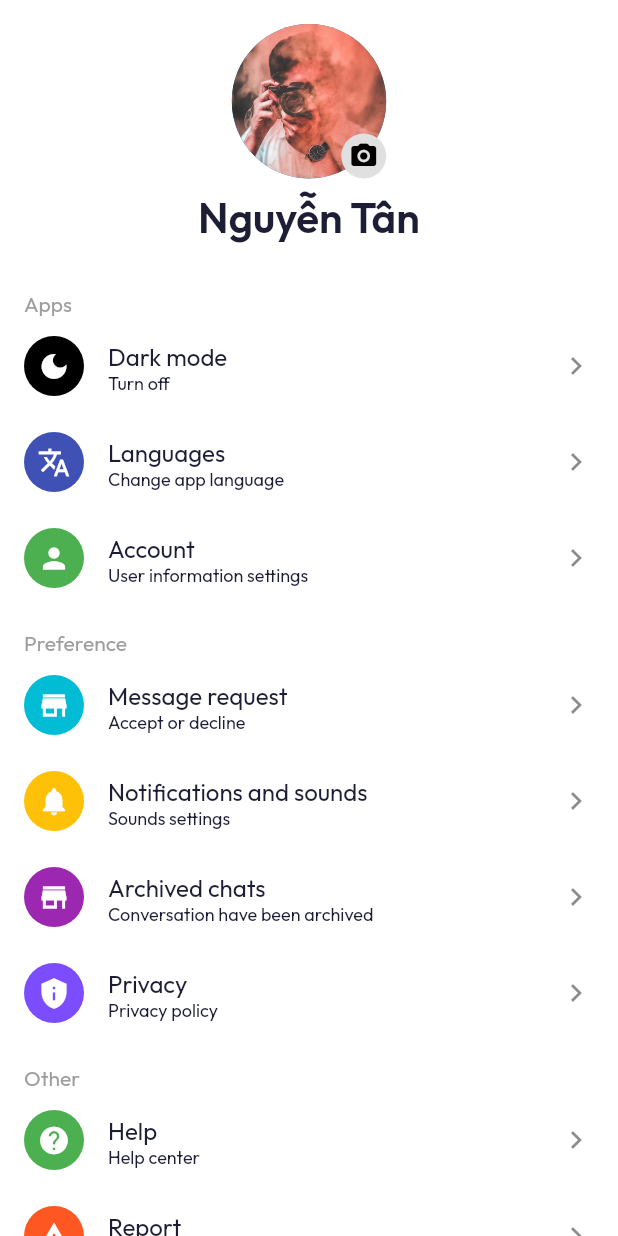
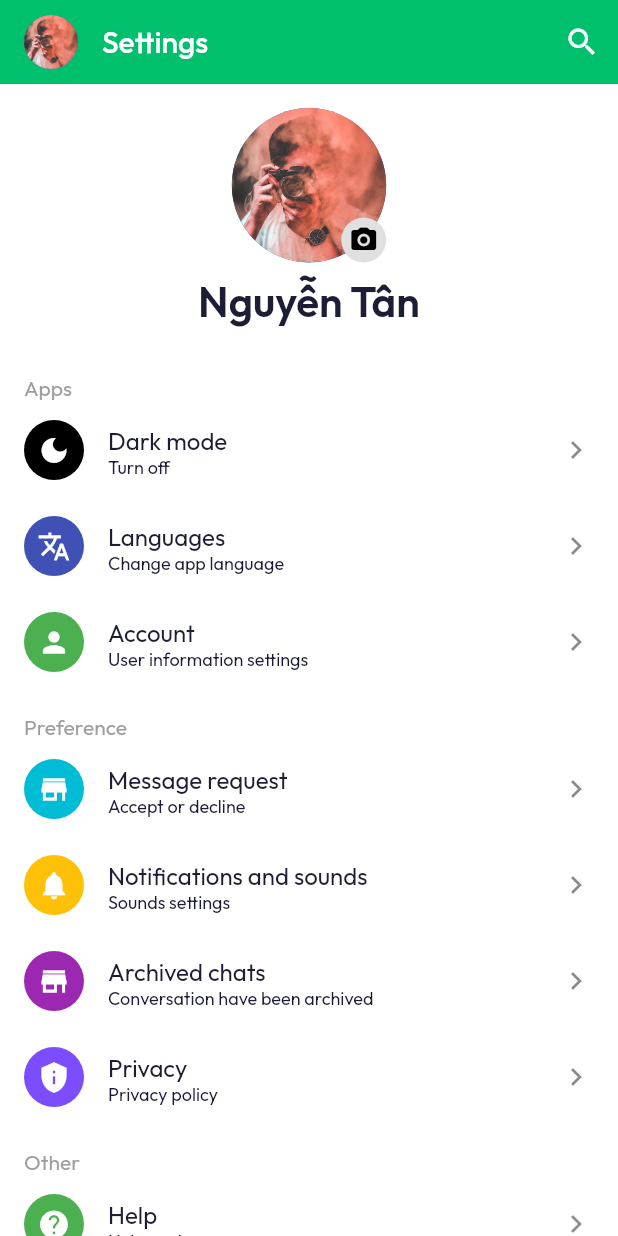
Before and after one commit to nguyentan2808/flutter-messenger-app, a Flutter app: the SettingScreen screen opened directly, on a phone screen of 412 x 824 dp. Run offline on Flutter 3.47's test engine with Material 2 defaults, Android fonts, the phone set to English and light mode, and no system bars; our stand-ins replace device_preview, flutter_svg, get, get_storage, google_fonts, introduction_screen and 1 more; missing offline and left inert: custom_pop_up_menu; accounts and stored records are empty.

Commit message:
style: screen transition animation and refactor

```diff
--- a/lib/screens/Setting/setting_screen.dart
+++ b/lib/screens/Setting/setting_screen.dart
@@ -15,7 +15,29 @@ class SettingScreen extends StatefulWidget {
 class _SettingScreenState extends State<SettingScreen> {
   @override
   Widget build(BuildContext context) {
-    return SingleChildScrollView(
+    return Scaffold(
+      appBar: AppBar(
+        automaticallyImplyLeading: false,
+        title: Row(
+          children: const [
+            Padding(
+              padding: EdgeInsets.symmetric(
+                vertical: kDefaultPadding / 2,
+              ),
+              child: CircleAvatar(
+                radius: 18,
+                backgroundImage: AssetImage(
+                  'assets/images/avatar.jpg',
+                ),
+              ),
+            ),
+            SizedBox(width: kDefaultPadding),
+            Text('Settings'),
+          ],
+        ),
+        actions: [IconButton(onPressed: () {}, icon: const Icon(Icons.search))],
+      ),
+      body: SingleChildScrollView(
         child: Column(
           children: [
             const AccountPreview(),
@@ -23,6 +45,7 @@ class _SettingScreenState extends State<SettingScreen> {
             SettingSection(title: "Preference", list: listPreferenceSettings),
             SettingSection(title: "Other", list: listOthersSettings),
           ],
+        ),
       ),
     );
   }
--- a/lib/screens/login_screen.dart
+++ b/lib/screens/login_screen.dart
@@ -92,7 +92,7 @@ class _LoginScreenState extends State<LoginScreen> {
           GestureDetector(
             onTap: () => Get.to(
               () => const SignUpScreen(),
-              transition: Transition.downToUp,
+              transition: Transition.rightToLeftWithFade,
             ),
             child: Text(
               ' Sign Up',
@@ -209,7 +209,7 @@ class _LoginScreenState extends State<LoginScreen> {
         GestureDetector(
           onTap: () => Get.to(
             () => ForgotPasswordScreen(),
-            transition: Transition.downToUp,
+            transition: Transition.rightToLeftWithFade,
           ),
           child: const Text(
             "Forgot Password?",
--- a/lib/screens/onboarding/onboarding_screen.dart
+++ b/lib/screens/onboarding/onboarding_screen.dart
@@ -18,7 +18,8 @@ class OnboardingScreen extends StatelessWidget {
       pages: pages.map((page) => buildPageView(page)).toList(),
       onDone: () {
         GetStorage().write("isOnboardingDone", true);
-        Get.offAll(() => const LoginScreen(), transition: Transition.downToUp);
+        Get.offAll(() => const LoginScreen(),
+            transition: Transition.rightToLeftWithFade);
       },
       showBackButton: true,
       back: const Icon(Icons.arrow_back_sharp),
--- a/pubspec.yaml
+++ b/pubspec.yaml
@@ -46,6 +46,8 @@ dependencies:
   path_provider: ^2.0.9
   image_picker: ^0.8.5
   introduction_screen: ^3.0.2
+  md2_tab_indicator: ^1.0.2
+
 
 dev_dependencies:
   flutter_test:
```
Also changed, not shown: lib/screens/Setting/data/settings_data.dart (+4 -4 lines), lib/screens/conversations/conversations_screen.dart (renamed from lib/screens/conversations/conversations.dart, +33 -1 lines), pubspec.lock. Lines whose indentation alone changed are shown as unchanged.
